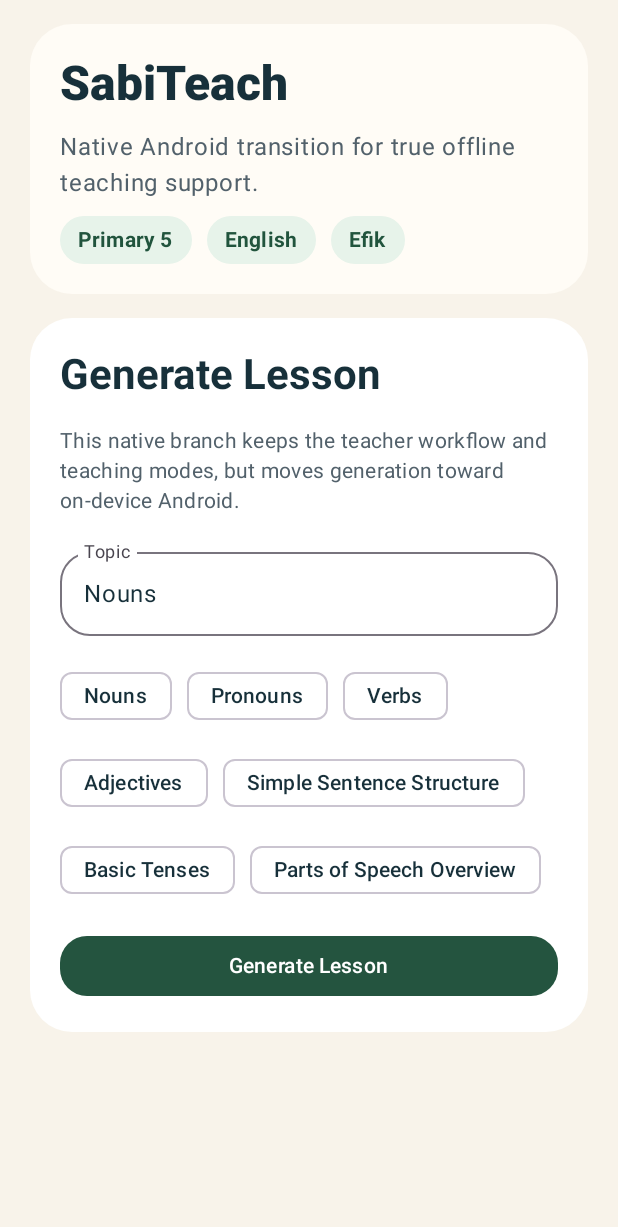
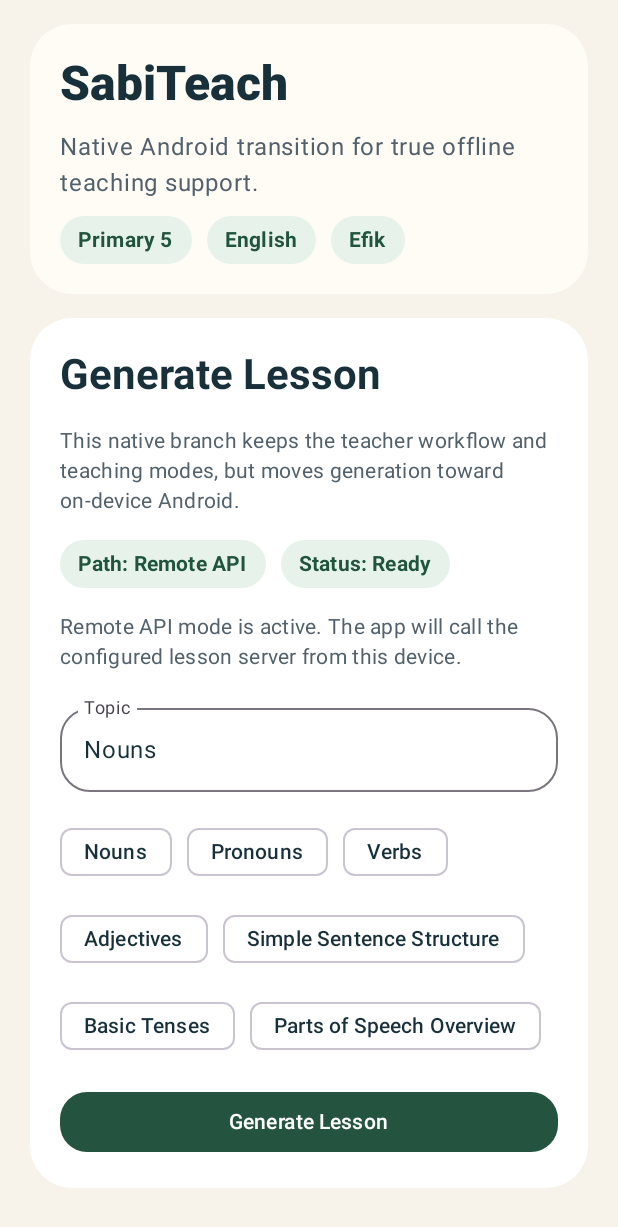
Before and after one commit to osasisorae/sabi-teach, an Android app built with Jetpack Compose: the screen it shows after launch (MainActivity), on a phone screen of 412 x 824 dp. Shown: the top 1227 px of the screen. Run offline under Robolectric (Android 15) with nearby library versions, the light colour scheme and no system bars.

Commit message:
Clarify native generator mode and availability

```diff
--- a/native-android/app/build.gradle.kts
+++ b/native-android/app/build.gradle.kts
@@ -14,6 +14,11 @@ val sabiteachApiBaseUrl =
         ?: System.getenv("SABITEACH_API_BASE_URL")
         ?: ""
 
+val sabiteachGenerationMode =
+    (findProperty("sabiteachGenerationMode") as String?)
+        ?: System.getenv("SABITEACH_GENERATION_MODE")
+        ?: ""
+
 android {
     namespace = "com.sabiteach.nativeapp"
     compileSdk = 35
@@ -27,6 +32,7 @@ android {
 
         testInstrumentationRunner = "androidx.test.runner.AndroidJUnitRunner"
         buildConfigField("String", "SABITEACH_API_BASE_URL", quoteForBuildConfig(sabiteachApiBaseUrl))
+        buildConfigField("String", "SABITEACH_GENERATION_MODE", quoteForBuildConfig(sabiteachGenerationMode))
         vectorDrawables {
             useSupportLibrary = true
         }
--- a/native-android/app/src/main/java/com/sabiteach/nativeapp/MainActivity.kt
+++ b/native-android/app/src/main/java/com/sabiteach/nativeapp/MainActivity.kt
@@ -5,7 +5,10 @@ import androidx.activity.ComponentActivity
 import androidx.activity.compose.setContent
 import androidx.compose.material3.MaterialTheme
 import androidx.compose.material3.Surface
+import com.sabiteach.nativeapp.generation.AicoreLessonGenerator
 import com.sabiteach.nativeapp.generation.ApiLessonGenerator
+import com.sabiteach.nativeapp.generation.GeneratorMode
+import com.sabiteach.nativeapp.generation.LessonGenerator
 import com.sabiteach.nativeapp.generation.MockLessonGenerator
 import com.sabiteach.nativeapp.storage.SharedPreferencesLessonStore
 import com.sabiteach.nativeapp.ui.SabiTeachApp
@@ -16,13 +19,7 @@ class MainActivity : ComponentActivity() {
     override fun onCreate(savedInstanceState: Bundle?) {
         super.onCreate(savedInstanceState)
 
-        val generator = BuildConfig.SABITEACH_API_BASE_URL.trim().let { baseUrl ->
-            if (baseUrl.isBlank()) {
-                MockLessonGenerator()
-            } else {
-                ApiLessonGenerator(baseUrl = baseUrl)
-            }
-        }
+        val generator = resolveGenerator()
         val lessonStore = SharedPreferencesLessonStore(applicationContext)
         val viewModel = SabiTeachViewModel(
             generator = generator,
@@ -37,4 +34,22 @@ class MainActivity : ComponentActivity() {
             }
         }
     }
+
+    private fun resolveGenerator(): LessonGenerator {
+        val baseUrl = BuildConfig.SABITEACH_API_BASE_URL.trim()
+        val configuredMode = BuildConfig.SABITEACH_GENERATION_MODE.trim().lowercase()
+
+        val mode = when (configuredMode) {
+            "remote" -> GeneratorMode.RemoteApi
+            "aicore", "ondevice", "on-device" -> GeneratorMode.OnDevice
+            "mock" -> GeneratorMode.Mock
+            else -> if (baseUrl.isNotBlank()) GeneratorMode.RemoteApi else GeneratorMode.Mock
+        }
+
+        return when (mode) {
+            GeneratorMode.Mock -> MockLessonGenerator()
+            GeneratorMode.RemoteApi -> ApiLessonGenerator(baseUrl = baseUrl)
+            GeneratorMode.OnDevice -> AicoreLessonGenerator()
+        }
+    }
 }
--- a/native-android/app/src/main/java/com/sabiteach/nativeapp/generation/AicoreLessonGenerator.kt
+++ b/native-android/app/src/main/java/com/sabiteach/nativeapp/generation/AicoreLessonGenerator.kt
@@ -3,8 +3,10 @@ package com.sabiteach.nativeapp.generation
 import com.sabiteach.nativeapp.model.Lesson
 
 class AicoreLessonGenerator : LessonGenerator {
+    override val mode: GeneratorMode = GeneratorMode.OnDevice
+
     override suspend fun availability(): GeneratorAvailability {
-        return GeneratorAvailability.Unknown
+        return GeneratorAvailability.Unsupported
     }
 
     override suspend fun generate(request: LessonGenerationRequest): Lesson {
--- a/native-android/app/src/main/java/com/sabiteach/nativeapp/generation/ApiLessonGenerator.kt
+++ b/native-android/app/src/main/java/com/sabiteach/nativeapp/generation/ApiLessonGenerator.kt
@@ -14,6 +14,8 @@ import java.net.URL
 class ApiLessonGenerator(
     private val baseUrl: String
 ) : LessonGenerator {
+    override val mode: GeneratorMode = GeneratorMode.RemoteApi
+
     override suspend fun availability(): GeneratorAvailability {
         return if (baseUrl.isBlank()) GeneratorAvailability.Unavailable else GeneratorAvailability.Ready
     }
--- a/native-android/app/src/main/java/com/sabiteach/nativeapp/generation/LessonGenerationRequest.kt
+++ b/native-android/app/src/main/java/com/sabiteach/nativeapp/generation/LessonGenerationRequest.kt
@@ -7,6 +7,12 @@ data class LessonGenerationRequest(
     val supportLanguage: String = "Efik"
 )
 
+enum class GeneratorMode {
+    Mock,
+    RemoteApi,
+    OnDevice
+}
+
 enum class GeneratorAvailability {
     Ready,
     Unsupported,
--- a/native-android/app/src/main/java/com/sabiteach/nativeapp/generation/LessonGenerator.kt
+++ b/native-android/app/src/main/java/com/sabiteach/nativeapp/generation/LessonGenerator.kt
@@ -3,6 +3,8 @@ package com.sabiteach.nativeapp.generation
 import com.sabiteach.nativeapp.model.Lesson
 
 interface LessonGenerator {
+    val mode: GeneratorMode
+
     suspend fun availability(): GeneratorAvailability
 
     suspend fun generate(request: LessonGenerationRequest): Lesson
--- a/native-android/app/src/main/java/com/sabiteach/nativeapp/generation/MockLessonGenerator.kt
+++ b/native-android/app/src/main/java/com/sabiteach/nativeapp/generation/MockLessonGenerator.kt
@@ -6,6 +6,8 @@ import java.time.Instant
 import java.util.UUID
 
 class MockLessonGenerator : LessonGenerator {
+    override val mode: GeneratorMode = GeneratorMode.Mock
+
     override suspend fun availability(): GeneratorAvailability = GeneratorAvailability.Ready
 
     override suspend fun generate(request: LessonGenerationRequest): Lesson {
--- a/native-android/app/src/main/java/com/sabiteach/nativeapp/ui/SabiTeachApp.kt
+++ b/native-android/app/src/main/java/com/sabiteach/nativeapp/ui/SabiTeachApp.kt
@@ -29,6 +29,7 @@ import androidx.compose.material3.Surface
 import androidx.compose.material3.Text
 import androidx.compose.material3.TextButton
 import androidx.compose.runtime.Composable
+import androidx.compose.runtime.LaunchedEffect
 import androidx.compose.runtime.collectAsState
 import androidx.compose.runtime.getValue
 import androidx.compose.runtime.rememberCoroutineScope
@@ -38,6 +39,8 @@ import androidx.compose.ui.graphics.Color
 import androidx.compose.ui.text.font.FontWeight
 import androidx.compose.ui.text.input.KeyboardCapitalization
 import androidx.compose.ui.unit.dp
+import com.sabiteach.nativeapp.generation.GeneratorAvailability
+import com.sabiteach.nativeapp.generation.GeneratorMode
 import com.sabiteach.nativeapp.model.Lesson
 import com.sabiteach.nativeapp.model.LessonMode
 import com.sabiteach.nativeapp.model.LessonModeFormatter
@@ -58,6 +61,10 @@ private val starterTopics = listOf(
 fun SabiTeachApp(viewModel: SabiTeachViewModel) {
     val uiState by viewModel.uiState.collectAsState()
     val scope = rememberCoroutineScope()
+
+    LaunchedEffect(viewModel) {
+        viewModel.refreshAvailability()
+    }
 
     Scaffold { innerPadding ->
         LazyColumn(
@@ -93,6 +100,28 @@ fun SabiTeachApp(viewModel: SabiTeachViewModel) {
                             color = Color(0xFF52616B)
                         )
 
+                        FlowRow(
+                            horizontalArrangement = Arrangement.spacedBy(10.dp),
+                            verticalArrangement = Arrangement.spacedBy(10.dp)
+                        ) {
+                            GeneratorTag(
+                                label = "Path: ${generatorModeLabel(uiState.generatorMode)}",
+                                accent = Color(0xFF21543D),
+                                background = Color(0xFFE7F3EA)
+                            )
+                            GeneratorTag(
+                                label = "Status: ${availabilityLabel(uiState.availability)}",
+                                accent = availabilityAccent(uiState.availability),
+                                background = availabilityBackground(uiState.availability)
+                            )
+                        }
+
+                        Text(
+                            text = generatorStatusBody(uiState.generatorMode, uiState.availability),
+                            style = MaterialTheme.typography.bodyMedium,
+                            color = Color(0xFF52616B)
+                        )
+
                         OutlinedTextField(
                             value = uiState.topic,
                             onValueChange = viewModel::updateTopic,
@@ -117,9 +146,10 @@ fun SabiTeachApp(viewModel: SabiTeachViewModel) {
                         Button(
                             onClick = { scope.launch { viewModel.generateLesson() } },
                             modifier = Modifier.fillMaxWidth(),
+                            enabled = uiState.availability == GeneratorAvailability.Ready,
                             shape = RoundedCornerShape(18.dp)
                         ) {
-                            Text("Generate Lesson")
+                            Text(generateButtonLabel(uiState.generatorMode, uiState.availability))
                         }
 
                         if (uiState.isGenerating) {
@@ -399,14 +429,23 @@ private fun BulletBlock(title: String, items: List<String>) {
 
 @Composable
 private fun Tag(label: String) {
+    GeneratorTag(
+        label = label,
+        accent = Color(0xFF21543D),
+        background = Color(0xFFE7F3EA)
+    )
+}
+
+@Composable
+private fun GeneratorTag(label: String, accent: Color, background: Color) {
     Surface(
-        color = Color(0xFFE7F3EA),
+        color = background,
         shape = RoundedCornerShape(999.dp)
     ) {
         Text(
             text = label,
             modifier = Modifier.padding(horizontal = 12.dp, vertical = 6.dp),
-            color = Color(0xFF21543D),
+            color = accent,
             style = MaterialTheme.typography.labelLarge,
             fontWeight = FontWeight.Bold
         )
@@ -421,3 +460,69 @@ private fun modeLabel(mode: LessonMode): String {
         LessonMode.BoardWork -> "Board Work"
     }
 }
+
+private fun generatorModeLabel(mode: GeneratorMode): String {
+    return when (mode) {
+        GeneratorMode.Mock -> "Mock"
+        GeneratorMode.RemoteApi -> "Remote API"
+        GeneratorMode.OnDevice -> "On Device"
+    }
+}
+
+private fun availabilityLabel(availability: GeneratorAvailability): String {
+    return when (availability) {
+        GeneratorAvailability.Ready -> "Ready"
+        GeneratorAvailability.Unavailable -> "Unavailable"
+        GeneratorAvailability.Unsupported -> "Unsupported"
+        GeneratorAvailability.Unknown -> "Checking"
+    }
+}
+
+private fun generatorStatusBody(mode: GeneratorMode, availability: GeneratorAvailability): String {
+    return when (mode) {
+        GeneratorMode.Mock -> "Mock mode runs entirely inside the app so the teacher workflow stays testable without server setup."
+        GeneratorMode.RemoteApi -> when (availability) {
+            GeneratorAvailability.Ready -> "Remote API mode is active. The app will call the configured lesson server from this device."
+            GeneratorAvailability.Unavailable -> "Remote API mode needs SABITEACH_API_BASE_URL before lesson generation can run."
+            GeneratorAvailability.Unsupported -> "Remote API mode is not available in this build."
+            GeneratorAvailability.Unknown -> "Remote API status is still being checked."
+        }
+
+        GeneratorMode.OnDevice -> when (availability) {
+            GeneratorAvailability.Ready -> "On-device generation is available on this device."
+            GeneratorAvailability.Unavailable -> "On-device generation is unavailable on this device right now."
+            GeneratorAvailability.Unsupported -> "On-device generation is still a stub in this build. Use mock or remote mode instead."
+            GeneratorAvailability.Unknown -> "On-device generation support is still being checked."
+        }
+    }
+}
+
+private fun generateButtonLabel(mode: GeneratorMode, availability: GeneratorAvailability): String {
+    return if (availability == GeneratorAvailability.Ready) {
+        "Generate Lesson"
+    } else {
+        when (mode) {
+            GeneratorMode.Mock -> "Generate Lesson"
+            GeneratorMode.RemoteApi -> "Remote Generation Unavailable"
+            GeneratorMode.OnDevice -> "On-Device Generation Unavailable"
+        }
+    }
+}
+
+private fun availabilityAccent(availability: GeneratorAvailability): Color {
+    return when (availability) {
+        GeneratorAvailability.Ready -> Color(0xFF21543D)
+        GeneratorAvailability.Unknown -> Color(0xFF815B00)
+        GeneratorAvailability.Unavailable -> Color(0xFF9A3412)
+        GeneratorAvailability.Unsupported -> Color(0xFF8B1E3F)
+    }
+}
+
+private fun availabilityBackground(availability: GeneratorAvailability): Color {
+    return when (availability) {
+        GeneratorAvailability.Ready -> Color(0xFFE7F3EA)
+        GeneratorAvailability.Unknown -> Color(0xFFF6E8BF)
+        GeneratorAvailability.Unavailable -> Color(0xFFFBE3D5)
+        GeneratorAvailability.Unsupported -> Color(0xFFF7D9E3)
+    }
+}
--- a/native-android/app/src/main/java/com/sabiteach/nativeapp/ui/SabiTeachUiState.kt
+++ b/native-android/app/src/main/java/com/sabiteach/nativeapp/ui/SabiTeachUiState.kt
@@ -1,6 +1,7 @@
 package com.sabiteach.nativeapp.ui
 
 import com.sabiteach.nativeapp.generation.GeneratorAvailability
+import com.sabiteach.nativeapp.generation.GeneratorMode
 import com.sabiteach.nativeapp.model.Lesson
 import com.sabiteach.nativeapp.model.LessonMode
 
@@ -10,6 +11,7 @@ data class SabiTeachUiState(
     val savedLessons: List<Lesson> = emptyList(),
     val selectedMode: LessonMode = LessonMode.Teacher,
     val isGenerating: Boolean = false,
+    val generatorMode: GeneratorMode = GeneratorMode.Mock,
     val availability: GeneratorAvailability = GeneratorAvailability.Unknown,
     val errorMessage: String? = null
 )
```
Also changed, not shown: native-android/app/src/main/java/com/sabiteach/nativeapp/ui/SabiTeachViewModel.kt (+56 -3 lines).
